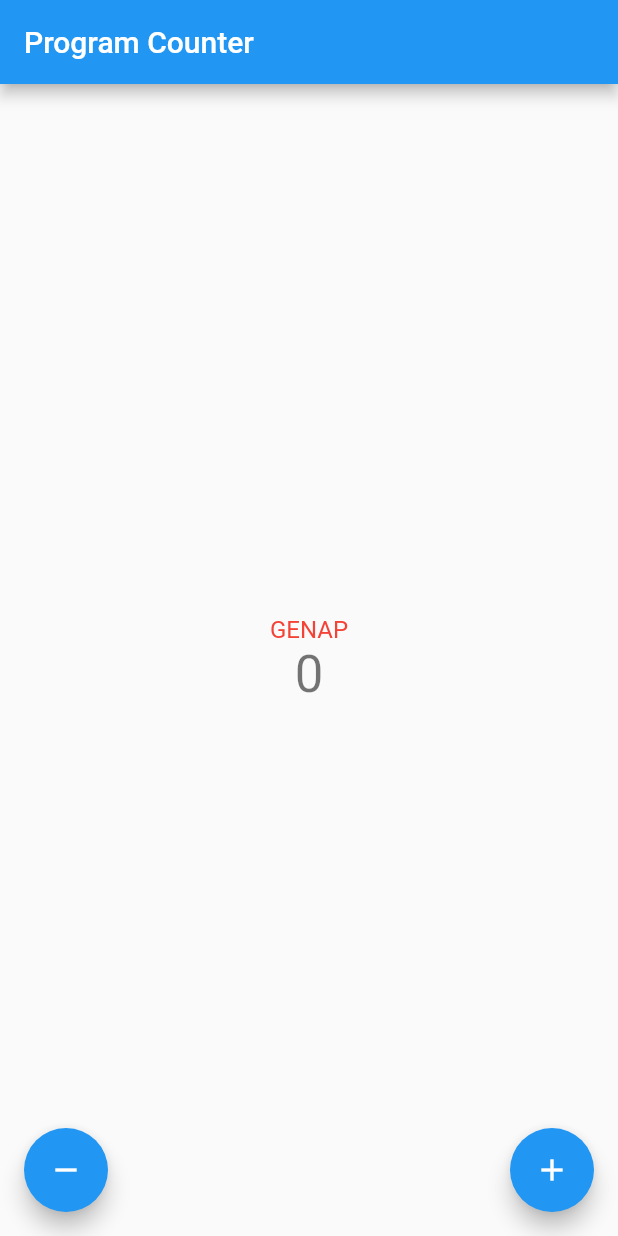
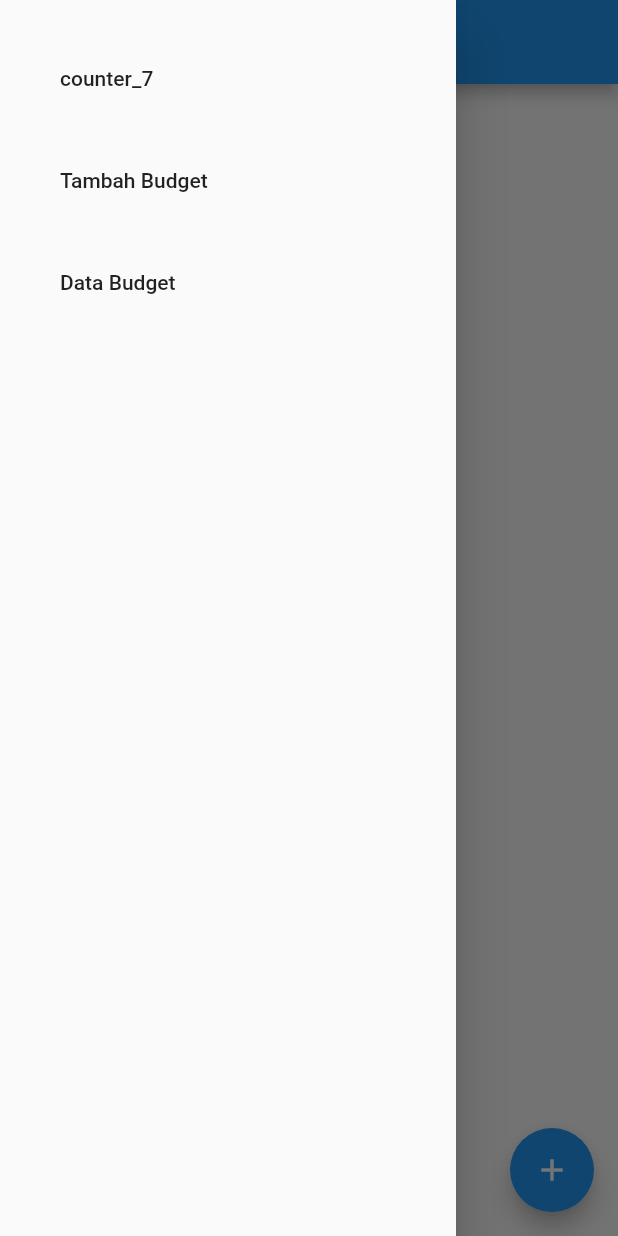
Before and after one commit to UndissyaPutri/pbp-flutter-lab, a Flutter app: the screen it shows after launch, with the side drawer open (before the commit the screen has no drawer), on a phone screen of 412 x 824 dp. Run offline on Flutter 3.47's test engine with Material 2 defaults, Android fonts, the phone set to English and light mode, and no system bars.

Commit message:
Tugas 8 - update budget, readme

```diff
--- /dev/null
+++ b/counter_7/lib/budget.dart
@@ -0,0 +1,28 @@
+class Budget {
+  static List<Budget> budgets = [];
+  String judul;
+  int nominal;
+  String tipe;
+  DateTime date;
+
+  Budget({
+    required this.judul,
+    required this.nominal,
+    required this.tipe,
+    required this.date,
+  });
+
+  static void addBudget({
+    required judul,
+    required nominal,
+    required tipe,
+    required date,
+  }) {
+    budgets.add(Budget(
+      judul: judul,
+      nominal: nominal,
+      tipe: tipe,
+      date: date,
+    ));
+  }
+}
--- /dev/null
+++ b/counter_7/lib/drawer.dart
@@ -0,0 +1,53 @@
+import 'package:flutter/material.dart';
+import 'package:counter_7/main.dart';
+import 'package:counter_7/form.dart';
+import 'package:counter_7/data.dart';
+
+class NavigationDrawer extends StatelessWidget {
+  const NavigationDrawer({Key? key}) : super(key: key);
+
+  @override
+  Widget build(BuildContext context) => Drawer(
+        child: SingleChildScrollView(
+          child: Column(
+              crossAxisAlignment: CrossAxisAlignment.stretch,
+              children: <Widget>[
+                buildMenuItems(context),
+              ]),
+        ),
+      );
+
+  Widget buildMenuItems(BuildContext context) => Container(
+      padding: const EdgeInsets.all(24),
+      child: Wrap(
+        runSpacing: 12,
+        children: [
+          ListTile(
+            title: const Text('counter_7'),
+            onTap: () {
+              Navigator.of(context).pushReplacement(MaterialPageRoute(
+                  builder: (context) =>
+                      const MyHomePage(title: 'Program Counter')));
+            },
+          ),
+          ListTile(
+            title: const Text('Tambah Budget'),
+            onTap: () {
+              Navigator.pop(context);
+              Navigator.of(context).push(
+                MaterialPageRoute(builder: (context) => const MyFormPage()),
+              );
+            },
+          ),
+          ListTile(
+            title: const Text('Data Budget'),
+            onTap: () {
+              Navigator.pop(context);
+              Navigator.of(context).push(
+                MaterialPageRoute(builder: (context) => const MyDataPage()),
+              );
+            },
+          ),
+        ],
+      ));
+}
--- a/counter_7/lib/main.dart
+++ b/counter_7/lib/main.dart
@@ -1,4 +1,5 @@
 import 'package:flutter/material.dart';
+import 'package:counter_7/drawer.dart';
 
 void main() {
   runApp(const MyApp());
@@ -88,6 +89,7 @@ class _MyHomePageState extends State<MyHomePage> {
           // the App.build method, and use it to set our appbar title.
           title: Text(widget.title),
         ),
+        drawer: const NavigationDrawer(),
         body: Center(
           // Center is a layout widget. It takes a single child and positions it
           // in the middle of the parent.
```
Also changed, not shown: counter_7/lib/data.dart (added, +36 -0 lines), counter_7/lib/form.dart (added, +223 -0 lines), 1 other file.
